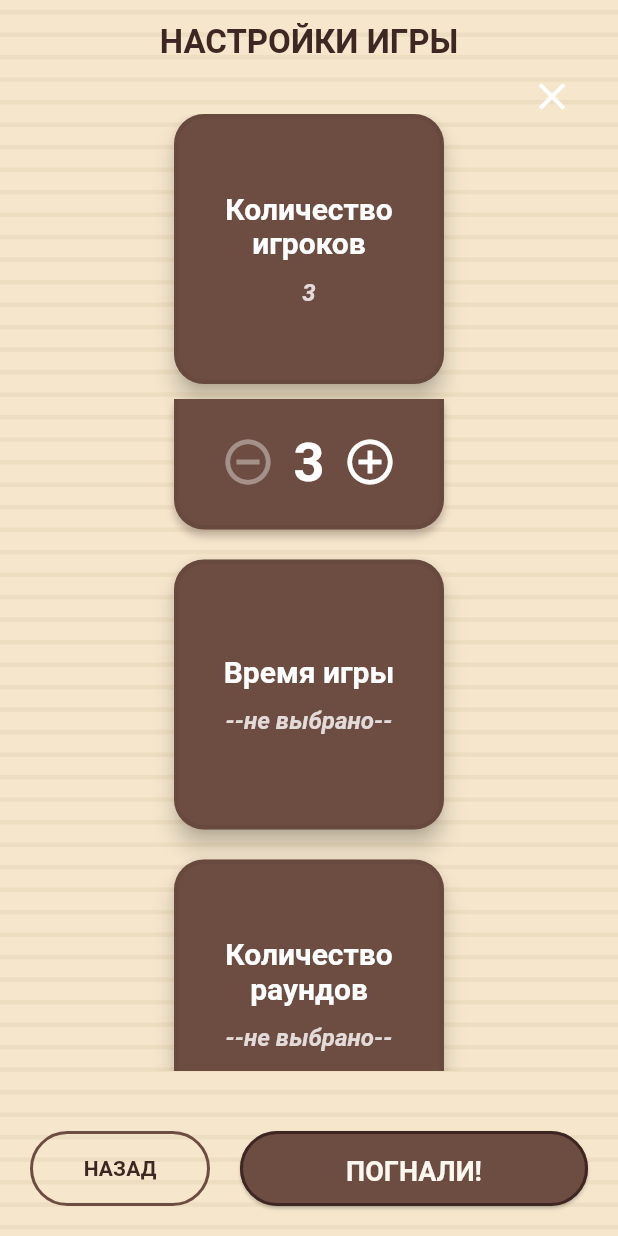
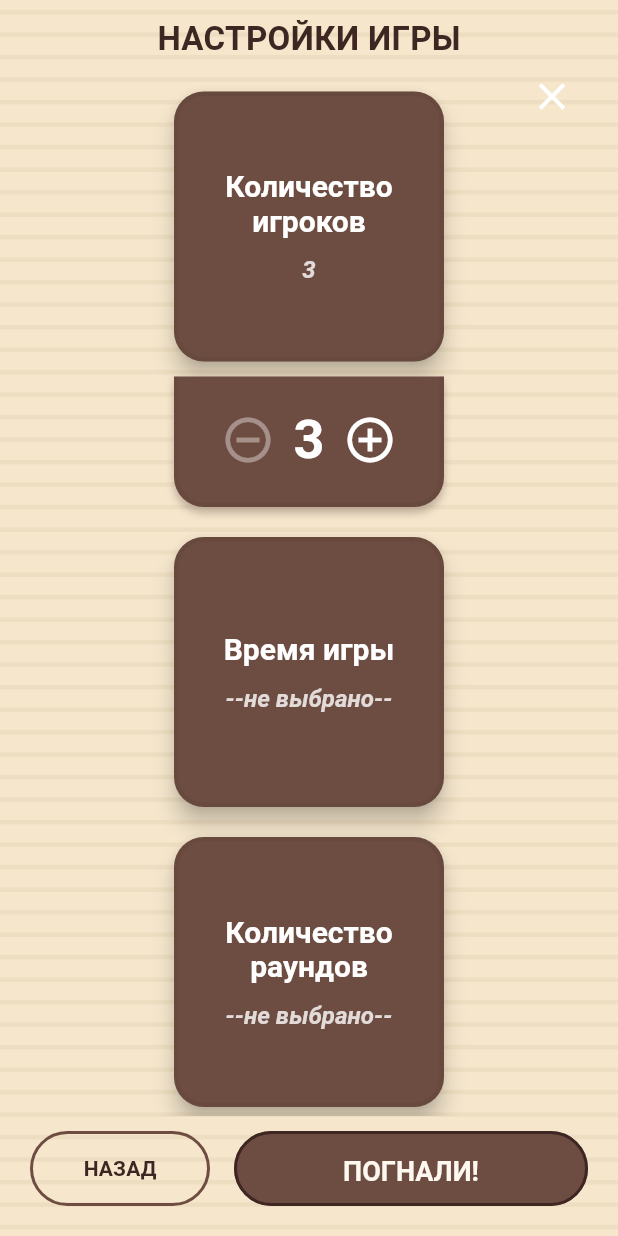
Before and after one commit to PavelSharko/spy, a Flutter app: the GameSettingsScreen screen opened directly, after a tap on "Количество игроков", on a phone screen of 412 x 824 dp. Run offline on Flutter 3.47's test engine with Material 3 defaults, Android fonts, the phone set to English and light mode, and no system bars; our stand-ins replace audioplayers, google_fonts.

Commit message:
дизайн в2

```diff
--- a/lib/screens/game_settings_screen.dart
+++ b/lib/screens/game_settings_screen.dart
@@ -3,7 +3,6 @@ import '../utils/app_strings.dart';
 import '../utils/app_styles.dart';
 import '../utils/sound_service.dart';
 import '../widgets/animated_pattern_background.dart';
-import '../widgets/menu_button.dart';
 import '../widgets/settings_button.dart';
 import '../widgets/number_selector.dart';
 import '../models/game_session.dart';
@@ -198,36 +197,40 @@ class _GameSettingsScreenState extends State<GameSettingsScreen> {
     final double buttonSize = 180.0;
 
     return GestureDetector(
-      onTap: _onBackgroundTap, // Close settings when tapping outside
-      behavior: HitTestBehavior.translucent, // Ensure taps pass through empty space
+      onTap: _onBackgroundTap,
+      behavior: HitTestBehavior.translucent,
       child: Scaffold(
-        appBar: AppBar(
-          title: const Text(AppStrings.gameSettingsTitle, style: TextStyle(color: AppStyles.darkAccent, fontWeight: FontWeight.bold)),
-          backgroundColor: Colors.transparent,
-          centerTitle: true,
-          elevation: 0,
-          automaticallyImplyLeading: false,
-        ),
-        extendBodyBehindAppBar: true,
-        backgroundColor: Colors.transparent,
+        backgroundColor: AppStyles.bgColor,
         body: Stack(
           children: [
-            Container(
-              color: AppStyles.bgColor,
-              child: AnimatedPatternBackground(
-              child: SafeArea(
+            // Background covers everything including SafeArea areas
+            const AnimatedPatternBackground(child: SizedBox.expand()),
+
+            // Content
+            SafeArea(
               child: Column(
                 children: [
-                    const SizedBox(height: 20),
+                  const SizedBox(height: 10),
+                  const Center(
+                    child: Text(
+                      AppStrings.gameSettingsTitle,
+                      style: TextStyle(
+                        color: AppStyles.darkAccent,
+                        fontWeight: FontWeight.bold,
+                        fontSize: 22,
+                      ),
+                    ),
+                  ),
+                  const SizedBox(height: 10),
 
-                // Scrollable area for the large buttons
+                  // Scrollable Settings
                   Expanded(
                     child: SingleChildScrollView(
-                    child: Center(
-                      child: Column( // Trigger "Wrap" behavior vertically but use Column for better full-width control (for sliding drawer)
-                        mainAxisAlignment: MainAxisAlignment.center,
+                      physics: const BouncingScrollPhysics(),
+                      child: Padding(
+                        padding: const EdgeInsets.symmetric(horizontal: 20, vertical: 10),
+                        child: Column(
                           children: [
-                          // 2.1 Players
                             _buildSettingItem(
                               id: AppStrings.playerCount,
                               title: AppStrings.playerCount,
@@ -240,10 +243,7 @@ class _GameSettingsScreenState extends State<GameSettingsScreen> {
                                 onChanged: _updatePlayerCount,
                               ),
                             ),
-
                             const SizedBox(height: 20),
-
-                          // 2.2 Game Time
                             _buildSettingItem(
                               id: AppStrings.gameTime,
                               title: AppStrings.gameTime,
@@ -256,10 +256,7 @@ class _GameSettingsScreenState extends State<GameSettingsScreen> {
                                 onChanged: _updateGameTime,
                               ),
                             ),
-
                             const SizedBox(height: 20),
-
-                          // 2.2.1 Round Count
                             _buildSettingItem(
                               id: AppStrings.roundCount,
                               title: AppStrings.roundCount,
@@ -272,16 +269,13 @@ class _GameSettingsScreenState extends State<GameSettingsScreen> {
                                 onChanged: _updateRoundCount,
                               ),
                             ),
-
                             const SizedBox(height: 20),
-
-                          // 2.3 Location (Navigates to new screen, doesn't use accordion child)
                             _buildSettingItem(
                               id: AppStrings.locationSelection,
                               title: AppStrings.locationSelection,
                               value: _selectedLocation,
                               buttonSize: buttonSize,
-                            child: const SizedBox.shrink(), // Not used for this item type
+                              child: const SizedBox.shrink(),
                             ),
                           ],
                         ),
@@ -289,15 +283,11 @@ class _GameSettingsScreenState extends State<GameSettingsScreen> {
                     ),
                   ),
 
-                const SizedBox(height: 20),
-
-                // Bottom Action Buttons
+                  // Bottom Buttons
                   Padding(
-                  padding: const EdgeInsets.all(20.0),
+                    padding: const EdgeInsets.fromLTRB(20, 10, 20, 20),
                     child: Row(
-                    mainAxisAlignment: MainAxisAlignment.center,
                       children: [
-                      // BACK Button
                         SizedBox(
                           width: 120,
                           height: 50,
@@ -311,10 +301,7 @@ class _GameSettingsScreenState extends State<GameSettingsScreen> {
                             child: const Text(AppStrings.backAction, style: TextStyle(fontWeight: FontWeight.bold)),
                           ),
                         ),
-
-                      const SizedBox(width: 20),
-
-                      // PLAY Button
+                        const SizedBox(width: 16),
                         Expanded(
                           child: SizedBox(
                             height: 50,
@@ -325,8 +312,12 @@ class _GameSettingsScreenState extends State<GameSettingsScreen> {
                                 foregroundColor: AppStyles.cardBg,
                                 side: const BorderSide(color: AppStyles.darkAccent, width: 2),
                                 shape: RoundedRectangleBorder(borderRadius: BorderRadius.circular(30)),
+                                elevation: 0,
                               ),
-                            child: const Text(AppStrings.playAction, style: TextStyle(fontWeight: FontWeight.bold, fontSize: 18)),
+                              child: const Text(
+                                AppStrings.playAction,
+                                style: TextStyle(fontWeight: FontWeight.bold, fontSize: 18),
+                              ),
                             ),
                           ),
                         ),
@@ -336,9 +327,7 @@ class _GameSettingsScreenState extends State<GameSettingsScreen> {
                 ],
               ),
             ),
-        ),
-        ),
-        const ExitGameButton(), // Add exit button here
+            const ExitGameButton(),
           ],
         ),
       ),
--- a/lib/screens/round_score_screen.dart
+++ b/lib/screens/round_score_screen.dart
@@ -87,7 +87,7 @@ class _RoundScoreScreenState extends State<RoundScoreScreen> {
               // Title
               Center(
                 child: Text(
-                  _isLastRound ? AppStrings.finalRatingTitle : AppStrings.roundScoreTitle,
+                  _isLastRound ? "Итоги игры" : AppStrings.roundScoreTitle,
                   style: const TextStyle(
                     fontSize: 26,
                     fontWeight: FontWeight.w900,
--- a/lib/screens/spy_last_word_screen.dart
+++ b/lib/screens/spy_last_word_screen.dart
@@ -75,6 +75,7 @@ class _SpyLastWordScreenState extends State<SpyLastWordScreen> {
               // Spy Name
               Center(
                 child: Container(
+                  margin: const EdgeInsets.symmetric(horizontal: 20),
                   padding: const EdgeInsets.symmetric(horizontal: 40, vertical: 15),
                   decoration: BoxDecoration(
                     color: AppStyles.danger,
@@ -94,6 +95,7 @@ class _SpyLastWordScreenState extends State<SpyLastWordScreen> {
                       fontWeight: FontWeight.w900,
                       color: Colors.white,
                     ),
+                    textAlign: TextAlign.center,
                   ),
                 ),
               ),
```
Also changed, not shown: lib/screens/role_guess_screen.dart (+20 -13 lines), lib/screens/voting_result_screen.dart (+28 -1 lines), lib/screens/voting_screen.dart (+16 -2 lines). Lines whose indentation alone changed are shown as unchanged.
